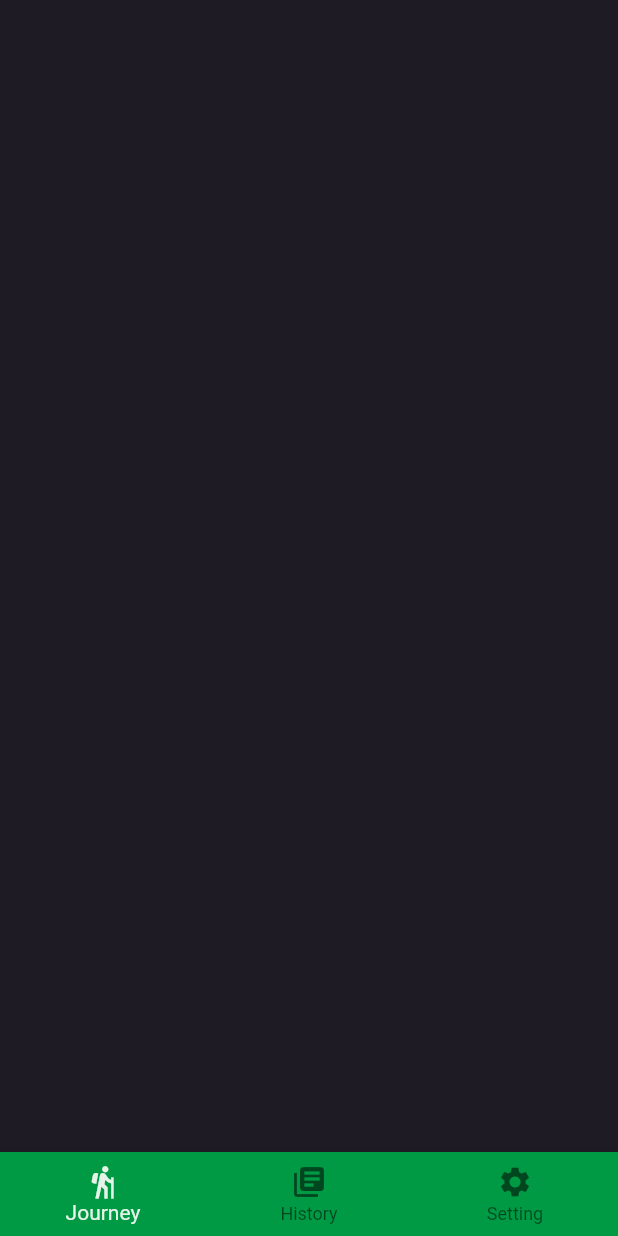
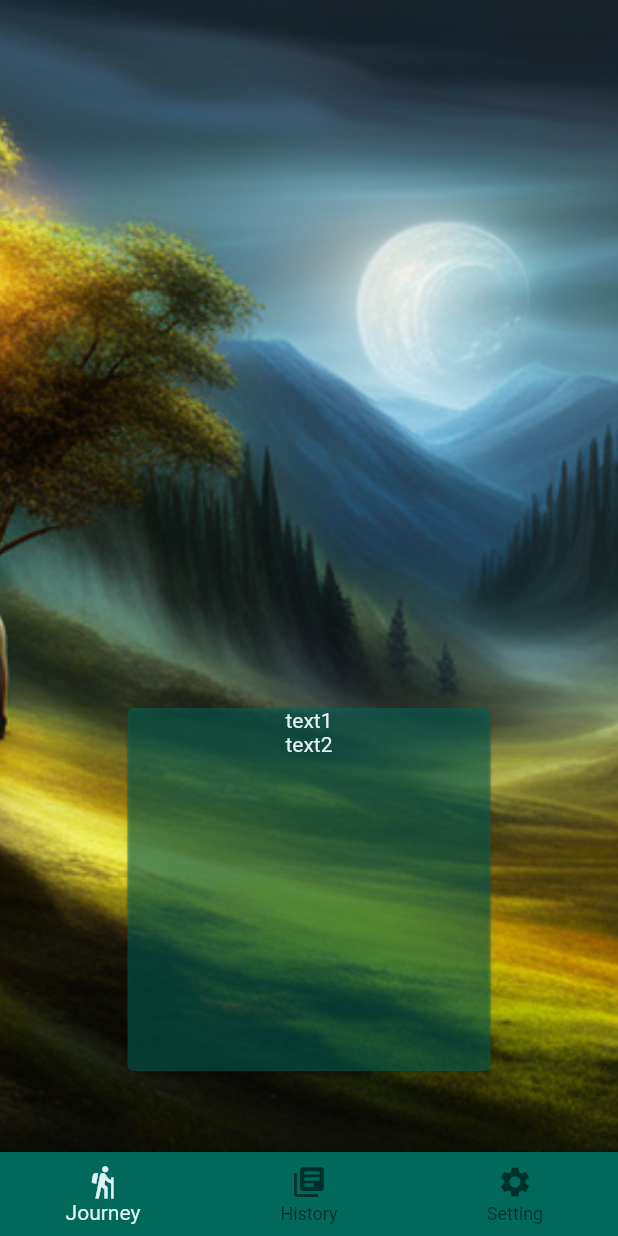
Before and after one commit to Katarzyna-Kadziolka/FantasyOdyssey, a Flutter app: the screen it shows after launch, after a tap on "Sign in with Google", on a phone screen of 412 x 824 dp. Run offline on Flutter 3.47's test engine with Material 2 defaults, Android fonts, the phone set to English and light mode, and no system bars; our stand-ins replace get, google_sign_in, permission_handler; missing offline and left inert: health.

Commit message:
Summary page skeleton

```diff
--- a/lib/Pages/NavPages/main_page.dart
+++ b/lib/Pages/NavPages/main_page.dart
@@ -30,13 +30,17 @@ class _MainPageState extends State<MainPage> {
   @override
   Widget build(BuildContext context) {
     return Scaffold(
-      backgroundColor: const Color(0xFF1F1B24),
+      appBar: currentIndex == 0 ? null : AppBar(
+        title: const Text("Fantasy Odyssey"),
+        backgroundColor: const Color(0xFF009A45),
+        automaticallyImplyLeading: false,
+      ),
       body: pages.elementAt(currentIndex),
       bottomNavigationBar: BottomNavigationBar(
           onTap: onTap,
           currentIndex: currentIndex,
-          backgroundColor: const Color(0xFF009A45),
-          selectedItemColor: const Color(0xFFe5f4e9),
+          backgroundColor: const Color(0xFF00695C),
+          selectedItemColor: const Color(0xFFE0F2F1),
           items: const <BottomNavigationBarItem> [
             BottomNavigationBarItem(
               label: "Journey",
--- a/lib/Pages/NavPages/summary_page.dart
+++ b/lib/Pages/NavPages/summary_page.dart
@@ -10,6 +10,33 @@ class SummaryPage extends StatefulWidget {
 class _SummaryPageState extends State<SummaryPage> {
   @override
   Widget build(BuildContext context) {
-    return Container();
+    return Container(
+      constraints: const BoxConstraints.expand(),
+      decoration: const BoxDecoration(
+          image: DecorationImage(
+              image: AssetImage("images/BagEndToRivendel.png"),
+              fit: BoxFit.cover),
+          ),
+      alignment: Alignment.bottomCenter,
+      child: Container(
+        height: 250,
+        width: 250,
+        margin: const EdgeInsets.only(bottom: 50),
+
+        child: Card(
+          color: const Color(0xFF00695C).withOpacity(0.5),
+          child: DefaultTextStyle(
+            style: TextStyle(color: Color(0xFFE0F2F1)),
+            child: Column (
+              children: [
+                Text("text1"),
+                Text("text2")
+              ],
+            ),
+          ),
+        ),
+      ),
+
+    );
   }
 }
--- a/lib/main.dart
+++ b/lib/main.dart
@@ -21,6 +21,7 @@ class MyApp extends StatelessWidget {
     Widget homeScreen = isLoggedIn ? const MainPage() : LoginPage();
 
     return GetMaterialApp(
+      debugShowCheckedModeBanner: false,
       title: 'Flutter Demo',
       theme: ThemeData(
         primarySwatch: Colors.green,
```
Also changed, not shown: images/BagEndToRivendel.png (added).
